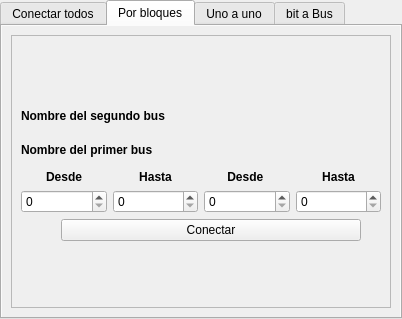
The window that GUI/busconnection.ui (quique7991/QtVerilog) describes before a commit, drawn with Qt 5.
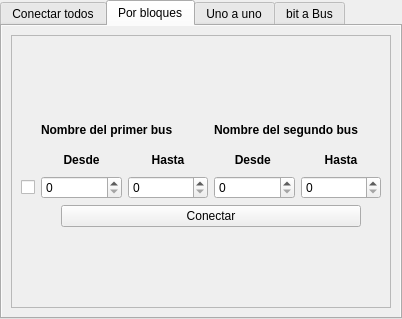
The same window after the commit. The open tabs and pages were chosen to show the change.

Patch:
```diff
--- a/GUI/busconnection.ui
+++ b/GUI/busconnection.ui
@@ -107,24 +107,22 @@
              <enum>QLayout::SetMinimumSize</enum>
             </property>
             <item>
-             <layout class="QVBoxLayout" name="verticalLayout_4">
+             <layout class="QHBoxLayout" name="horizontalLayout_4">
               <item>
-               <layout class="QVBoxLayout" name="verticalLayout_9">
-                <item>
-                 <widget class="QLabel" name="label_5">
-                  <property name="sizePolicy">
-                   <sizepolicy hsizetype="Preferred" vsizetype="Fixed">
-                    <horstretch>0</horstretch>
-                    <verstretch>0</verstretch>
-                   </sizepolicy>
-                  </property>
-                  <property name="text">
-                   <string>&lt;html&gt;&lt;head/&gt;&lt;body&gt;&lt;p&gt;&lt;span style=&quot; font-weight:600;&quot;&gt;Nombre del segundo bus&lt;/span&gt;&lt;/p&gt;&lt;/body&gt;&lt;/html&gt;</string>
-                  </property>
-                  <property name="wordWrap">
-                   <bool>true</bool>
-                  </property>
-                 </widget>
+               <spacer name="horizontalSpacer_9">
+                <property name="orientation">
+                 <enum>Qt::Horizontal</enum>
+                </property>
+                <property name="sizeType">
+                 <enum>QSizePolicy::Fixed</enum>
+                </property>
+                <property name="sizeHint" stdset="0">
+                 <size>
+                  <width>20</width>
+                  <height>2</height>
+                 </size>
+                </property>
+               </spacer>
                 </item>
                 <item>
                  <widget class="QLabel" name="label_6">
@@ -142,10 +140,44 @@
                   </property>
                  </widget>
                 </item>
-               </layout>
-              </item>
+              <item>
+               <widget class="QLabel" name="label_5">
+                <property name="sizePolicy">
+                 <sizepolicy hsizetype="Preferred" vsizetype="Fixed">
+                  <horstretch>0</horstretch>
+                  <verstretch>0</verstretch>
+                 </sizepolicy>
+                </property>
+                <property name="text">
+                 <string>&lt;html&gt;&lt;head/&gt;&lt;body&gt;&lt;p&gt;&lt;span style=&quot; font-weight:600;&quot;&gt;Nombre del segundo bus&lt;/span&gt;&lt;/p&gt;&lt;/body&gt;&lt;/html&gt;</string>
+                </property>
+                <property name="wordWrap">
+                 <bool>true</bool>
+                </property>
+               </widget>
+              </item>
+             </layout>
+            </item>
+            <item>
+             <layout class="QVBoxLayout" name="verticalLayout_4">
               <item>
                <layout class="QHBoxLayout" name="horizontalLayout_13">
+                <item>
+                 <spacer name="horizontalSpacer_10">
+                  <property name="orientation">
+                   <enum>Qt::Horizontal</enum>
+                  </property>
+                  <property name="sizeType">
+                   <enum>QSizePolicy::Fixed</enum>
+                  </property>
+                  <property name="sizeHint" stdset="0">
+                   <size>
+                    <width>20</width>
+                    <height>20</height>
+                   </size>
+                  </property>
+                 </spacer>
+                </item>
                 <item>
                  <widget class="QLabel" name="label_10">
                   <property name="sizePolicy">
@@ -202,6 +234,19 @@
               </item>
               <item>
                <layout class="QHBoxLayout" name="horizontalLayout_6">
+                <item>
+                 <widget class="QCheckBox" name="checkBox_2">
+                  <property name="sizePolicy">
+                   <sizepolicy hsizetype="Fixed" vsizetype="Fixed">
+                    <horstretch>0</horstretch>
+                    <verstretch>0</verstretch>
+                   </sizepolicy>
+                  </property>
+                  <property name="text">
+                   <string/>
+                  </property>
+                 </widget>
+                </item>
                 <item>
                  <widget class="QSpinBox" name="spinBox"/>
                 </item>
```
Left out of the diff: 2 changed lines with no effect on the pictures. Lines whose indentation alone changed are shown as unchanged.
